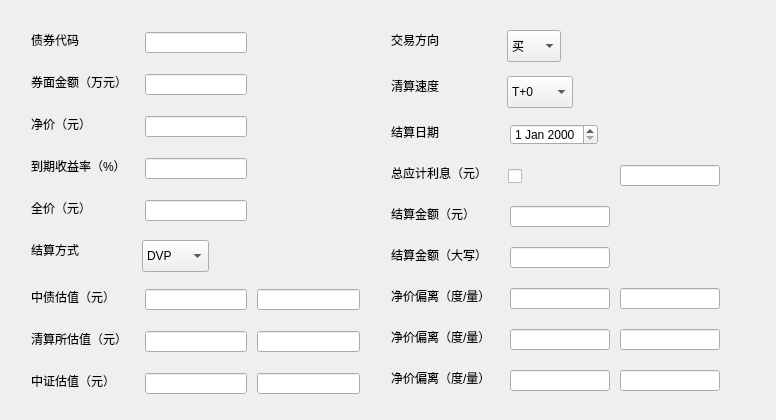
First picture: the form in bond_info.ui, repository rahrahr/Trade-Monitor, before the edit.
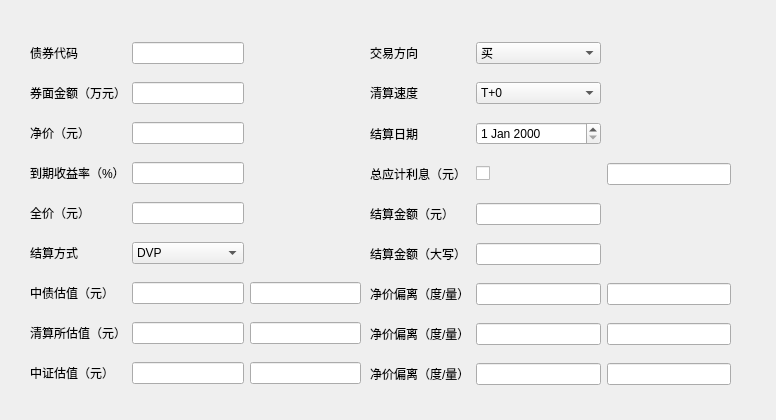
Second picture: the form after the edit. Custom widgets are drawn as their Qt base class.

Commit message: Finished GUI design

Patch:
```diff
--- a/bond_info.ui
+++ b/bond_info.ui
@@ -28,517 +28,262 @@
      <height>431</height>
     </rect>
    </property>
-   <widget class="QLabel" name="label_9">
+   <widget class="QWidget" name="">
     <property name="geometry">
      <rect>
-      <x>31</x>
-      <y>373</y>
-      <width>93</width>
-      <height>16</height>
+      <x>30</x>
+      <y>30</y>
+      <width>331</width>
+      <height>371</height>
      </rect>
     </property>
-    <property name="text">
-     <string>中证估值（元）</string>
-    </property>
+    <layout class="QGridLayout" name="gridLayout">
+     <item row="0" column="0">
+      <widget class="QLabel" name="label">
+       <property name="text">
+        <string>债券代码</string>
+       </property>
+      </widget>
+     </item>
+     <item row="0" column="1">
+      <widget class="QLineEdit" name="code"/>
+     </item>
+     <item row="1" column="0">
+      <widget class="QLabel" name="label_2">
+       <property name="text">
+        <string>券面金额（万元）</string>
+       </property>
+      </widget>
+     </item>
+     <item row="1" column="1">
+      <widget class="QLineEdit" name="face_value"/>
+     </item>
+     <item row="2" column="0">
+      <widget class="QLabel" name="label_3">
+       <property name="text">
+        <string>净价（元）</string>
+       </property>
+      </widget>
+     </item>
+     <item row="2" column="1">
+      <widget class="QLineEdit" name="clean_price"/>
+     </item>
+     <item row="3" column="0">
+      <widget class="QLabel" name="label_4">
+       <property name="text">
+        <string>到期收益率（%）</string>
+       </property>
+      </widget>
+     </item>
+     <item row="3" column="1">
+      <widget class="QLineEdit" name="ytm"/>
+     </item>
+     <item row="4" column="0">
+      <widget class="QLabel" name="label_5">
+       <property name="text">
+        <string>全价（元）</string>
+       </property>
+      </widget>
+     </item>
+     <item row="4" column="1">
+      <widget class="QLineEdit" name="full_price"/>
+     </item>
+     <item row="5" column="0">
+      <widget class="QLabel" name="label_6">
+       <property name="text">
+        <string>结算方式</string>
+       </property>
+      </widget>
+     </item>
+     <item row="5" column="1">
+      <widget class="QComboBox" name="settlement_method">
+       <item>
+        <property name="text">
+         <string>DVP</string>
+        </property>
+       </item>
+      </widget>
+     </item>
+     <item row="6" column="0">
+      <widget class="QLabel" name="label_7">
+       <property name="text">
+        <string>中债估值（元）</string>
+       </property>
+      </widget>
+     </item>
+     <item row="6" column="1">
+      <widget class="QLineEdit" name="zhongzhai_clean_price"/>
+     </item>
+     <item row="6" column="2">
+      <widget class="QLineEdit" name="zhongzhai_ytm"/>
+     </item>
+     <item row="7" column="0">
+      <widget class="QLabel" name="label_8">
+       <property name="text">
+        <string>清算所估值（元）</string>
+       </property>
+      </widget>
+     </item>
+     <item row="7" column="1">
+      <widget class="QLineEdit" name="qingsuansuo_clean_price"/>
+     </item>
+     <item row="7" column="2">
+      <widget class="QLineEdit" name="qingsuansuo_ytm"/>
+     </item>
+     <item row="8" column="0">
+      <widget class="QLabel" name="label_9">
+       <property name="text">
+        <string>中证估值（元）</string>
+       </property>
+      </widget>
+     </item>
+     <item row="8" column="1">
+      <widget class="QLineEdit" name="zhongzheng_clean_price"/>
+     </item>
+     <item row="8" column="2">
+      <widget class="QLineEdit" name="zhongzheng_ytm"/>
+     </item>
+    </layout>
    </widget>
-   <widget class="QLineEdit" name="code">
+   <widget class="QWidget" name="">
     <property name="geometry">
      <rect>
-      <x>145</x>
-      <y>32</y>
-      <width>102</width>
-      <height>21</height>
-     </rect>
-    </property>
-   </widget>
-   <widget class="QLabel" name="label_4">
-    <property name="geometry">
-     <rect>
-      <x>31</x>
-      <y>158</y>
-      <width>104</width>
-      <height>16</height>
-     </rect>
-    </property>
-    <property name="text">
-     <string>到期收益率（%）</string>
-    </property>
-   </widget>
-   <widget class="QComboBox" name="settlement_method">
-    <property name="geometry">
-     <rect>
-      <x>142</x>
-      <y>240</y>
-      <width>67</width>
-      <height>32</height>
-     </rect>
-    </property>
-    <item>
-     <property name="text">
-      <string>DVP</string>
-     </property>
-    </item>
-   </widget>
-   <widget class="QLineEdit" name="qingsuansuo_clean_price">
-    <property name="geometry">
-     <rect>
-      <x>145</x>
-      <y>331</y>
-      <width>102</width>
-      <height>21</height>
-     </rect>
-    </property>
-   </widget>
-   <widget class="QLabel" name="label_3">
-    <property name="geometry">
-     <rect>
-      <x>31</x>
-      <y>116</y>
-      <width>67</width>
-      <height>16</height>
-     </rect>
-    </property>
-    <property name="text">
-     <string>净价（元）</string>
-    </property>
-   </widget>
-   <widget class="QLineEdit" name="full_price">
-    <property name="geometry">
-     <rect>
-      <x>145</x>
-      <y>200</y>
-      <width>102</width>
-      <height>21</height>
-     </rect>
-    </property>
-   </widget>
-   <widget class="QLineEdit" name="zhongzhai_ytm">
-    <property name="geometry">
-     <rect>
-      <x>257</x>
-      <y>289</y>
-      <width>103</width>
-      <height>21</height>
-     </rect>
-    </property>
-   </widget>
-   <widget class="QLineEdit" name="zhongzheng_clean_price">
-    <property name="geometry">
-     <rect>
-      <x>145</x>
-      <y>373</y>
-      <width>102</width>
-      <height>21</height>
-     </rect>
-    </property>
-   </widget>
-   <widget class="QLabel" name="label_2">
-    <property name="geometry">
-     <rect>
-      <x>31</x>
-      <y>74</y>
-      <width>106</width>
-      <height>16</height>
-     </rect>
-    </property>
-    <property name="text">
-     <string>券面金额（万元）</string>
-    </property>
-   </widget>
-   <widget class="QLineEdit" name="ytm">
-    <property name="geometry">
-     <rect>
-      <x>145</x>
-      <y>158</y>
-      <width>102</width>
-      <height>21</height>
-     </rect>
-    </property>
-   </widget>
-   <widget class="QLabel" name="label_7">
-    <property name="geometry">
-     <rect>
-      <x>31</x>
-      <y>289</y>
-      <width>93</width>
-      <height>16</height>
-     </rect>
-    </property>
-    <property name="text">
-     <string>中债估值（元）</string>
-    </property>
-   </widget>
-   <widget class="QLineEdit" name="qingsuansuo_ytm">
-    <property name="geometry">
-     <rect>
-      <x>257</x>
-      <y>331</y>
-      <width>103</width>
-      <height>21</height>
-     </rect>
-    </property>
-   </widget>
-   <widget class="QLabel" name="label">
-    <property name="geometry">
-     <rect>
-      <x>31</x>
-      <y>32</y>
-      <width>53</width>
-      <height>16</height>
-     </rect>
-    </property>
-    <property name="text">
-     <string>债券代码</string>
-    </property>
-   </widget>
-   <widget class="QLineEdit" name="clean_price">
-    <property name="geometry">
-     <rect>
-      <x>145</x>
-      <y>116</y>
-      <width>102</width>
-      <height>21</height>
-     </rect>
-    </property>
-   </widget>
-   <widget class="QLabel" name="label_6">
-    <property name="geometry">
-     <rect>
-      <x>31</x>
-      <y>242</y>
-      <width>53</width>
-      <height>16</height>
-     </rect>
-    </property>
-    <property name="text">
-     <string>结算方式</string>
-    </property>
-   </widget>
-   <widget class="QLabel" name="label_8">
-    <property name="geometry">
-     <rect>
-      <x>31</x>
-      <y>331</y>
-      <width>106</width>
-      <height>16</height>
-     </rect>
-    </property>
-    <property name="text">
-     <string>清算所估值（元）</string>
-    </property>
-   </widget>
-   <widget class="QLineEdit" name="zhongzheng_ytm">
-    <property name="geometry">
-     <rect>
-      <x>257</x>
-      <y>373</y>
-      <width>103</width>
-      <height>21</height>
-     </rect>
-    </property>
-   </widget>
-   <widget class="QLabel" name="label_5">
-    <property name="geometry">
-     <rect>
-      <x>31</x>
-      <y>200</y>
-      <width>67</width>
-      <height>16</height>
-     </rect>
-    </property>
-    <property name="text">
-     <string>全价（元）</string>
-    </property>
-   </widget>
-   <widget class="QLineEdit" name="zhongzhai_clean_price">
-    <property name="geometry">
-     <rect>
-      <x>145</x>
-      <y>289</y>
-      <width>102</width>
-      <height>21</height>
-     </rect>
-    </property>
-   </widget>
-   <widget class="QLineEdit" name="face_value">
-    <property name="geometry">
-     <rect>
-      <x>145</x>
-      <y>74</y>
-      <width>102</width>
-      <height>21</height>
-     </rect>
-    </property>
-   </widget>
-   <widget class="QLabel" name="label_10">
-    <property name="geometry">
-     <rect>
-      <x>391</x>
-      <y>370</y>
-      <width>111</width>
-      <height>16</height>
-     </rect>
-    </property>
-    <property name="text">
-     <string>净价偏离（度/量）</string>
-    </property>
-   </widget>
-   <widget class="QLineEdit" name="qingsuansuo_clean_price_deviation">
-    <property name="geometry">
-     <rect>
-      <x>620</x>
-      <y>329</y>
-      <width>100</width>
-      <height>21</height>
-     </rect>
-    </property>
-   </widget>
-   <widget class="QComboBox" name="trade_direction">
-    <property name="geometry">
-     <rect>
-      <x>507</x>
+      <x>370</x>
       <y>30</y>
-      <width>54</width>
-      <height>32</height>
+      <width>361</width>
+      <height>371</height>
      </rect>
     </property>
-    <item>
-     <property name="text">
-      <string>买</string>
-     </property>
-    </item>
-    <item>
-     <property name="text">
-      <string>卖</string>
-     </property>
-    </item>
-   </widget>
-   <widget class="QLineEdit" name="qingsuansuo_clean_price_deviation_pct">
-    <property name="geometry">
-     <rect>
-      <x>510</x>
-      <y>329</y>
-      <width>100</width>
-      <height>21</height>
-     </rect>
-    </property>
-   </widget>
-   <widget class="QDateEdit" name="settlement_date">
-    <property name="geometry">
-     <rect>
-      <x>510</x>
-      <y>124</y>
-      <width>88</width>
-      <height>21</height>
-     </rect>
-    </property>
-   </widget>
-   <widget class="QLabel" name="label_18">
-    <property name="geometry">
-     <rect>
-      <x>391</x>
-      <y>206</y>
-      <width>93</width>
-      <height>16</height>
-     </rect>
-    </property>
-    <property name="text">
-     <string>结算金额（元）</string>
-    </property>
-   </widget>
-   <widget class="QLabel" name="label_17">
-    <property name="geometry">
-     <rect>
-      <x>391</x>
-      <y>329</y>
-      <width>111</width>
-      <height>16</height>
-     </rect>
-    </property>
-    <property name="text">
-     <string>净价偏离（度/量）</string>
-    </property>
-   </widget>
-   <widget class="QLineEdit" name="accrued_interest">
-    <property name="geometry">
-     <rect>
-      <x>620</x>
-      <y>165</y>
-      <width>100</width>
-      <height>21</height>
-     </rect>
-    </property>
-   </widget>
-   <widget class="QLineEdit" name="zhongzheng_clean_price_deviation_pct">
-    <property name="geometry">
-     <rect>
-      <x>510</x>
-      <y>370</y>
-      <width>100</width>
-      <height>21</height>
-     </rect>
-    </property>
-   </widget>
-   <widget class="QCheckBox" name="checkBox">
-    <property name="geometry">
-     <rect>
-      <x>508</x>
-      <y>167</y>
-      <width>19</width>
-      <height>18</height>
-     </rect>
-    </property>
-    <property name="text">
-     <string/>
-    </property>
-   </widget>
-   <widget class="QComboBox" name="settlement_days">
-    <property name="geometry">
-     <rect>
-      <x>507</x>
-      <y>76</y>
-      <width>66</width>
-      <height>32</height>
-     </rect>
-    </property>
-    <item>
-     <property name="text">
-      <string>T+0</string>
-     </property>
-    </item>
-    <item>
-     <property name="text">
-      <string>T+1</string>
-     </property>
-    </item>
-   </widget>
-   <widget class="QLineEdit" name="zhongzhai_clean_price_deviation_pct">
-    <property name="geometry">
-     <rect>
-      <x>510</x>
-      <y>288</y>
-      <width>100</width>
-      <height>21</height>
-     </rect>
-    </property>
-   </widget>
-   <widget class="QLabel" name="label_13">
-    <property name="geometry">
-     <rect>
-      <x>391</x>
-      <y>78</y>
-      <width>53</width>
-      <height>16</height>
-     </rect>
-    </property>
-    <property name="text">
-     <string>清算速度</string>
-    </property>
-   </widget>
-   <widget class="QLineEdit" name="zhongzheng_clean_price_deviation">
-    <property name="geometry">
-     <rect>
-      <x>620</x>
-      <y>370</y>
-      <width>100</width>
-      <height>21</height>
-     </rect>
-    </property>
-   </widget>
-   <widget class="QLabel" name="label_16">
-    <property name="geometry">
-     <rect>
-      <x>391</x>
-      <y>247</y>
-      <width>106</width>
-      <height>16</height>
-     </rect>
-    </property>
-    <property name="text">
-     <string>结算金额（大写）</string>
-    </property>
-   </widget>
-   <widget class="QLabel" name="label_15">
-    <property name="geometry">
-     <rect>
-      <x>391</x>
-      <y>32</y>
-      <width>53</width>
-      <height>16</height>
-     </rect>
-    </property>
-    <property name="text">
-     <string>交易方向</string>
-    </property>
-   </widget>
-   <widget class="QLabel" name="label_12">
-    <property name="geometry">
-     <rect>
-      <x>391</x>
-      <y>124</y>
-      <width>53</width>
-      <height>16</height>
-     </rect>
-    </property>
-    <property name="text">
-     <string>结算日期</string>
-    </property>
-   </widget>
-   <widget class="QLabel" name="label_14">
-    <property name="geometry">
-     <rect>
-      <x>391</x>
-      <y>288</y>
-      <width>111</width>
-      <height>16</height>
-     </rect>
-    </property>
-    <property name="text">
-     <string>净价偏离（度/量）</string>
-    </property>
-   </widget>
-   <widget class="QLineEdit" name="zhongzhai_clean_price_deviation">
-    <property name="geometry">
-     <rect>
-      <x>620</x>
-      <y>288</y>
-      <width>100</width>
-      <height>21</height>
-     </rect>
-    </property>
-   </widget>
-   <widget class="QLabel" name="label_11">
-    <property name="geometry">
-     <rect>
-      <x>391</x>
-      <y>165</y>
-      <width>106</width>
-      <height>16</height>
-     </rect>
-    </property>
-    <property name="text">
-     <string>总应计利息（元）</string>
-    </property>
-   </widget>
-   <widget class="QLineEdit" name="settlement_amount">
-    <property name="geometry">
-     <rect>
-      <x>510</x>
-      <y>206</y>
-      <width>100</width>
-      <height>21</height>
-     </rect>
-    </property>
-   </widget>
-   <widget class="QLineEdit" name="settlement_amount_capitalized">
-    <property name="geometry">
-     <rect>
-      <x>510</x>
-      <y>247</y>
-      <width>100</width>
-      <height>21</height>
-     </rect>
-    </property>
+    <layout class="QGridLayout" name="gridLayout_2">
+     <item row="0" column="0">
+      <widget class="QLabel" name="label_15">
+       <property name="text">
+        <string>交易方向</string>
+       </property>
+      </widget>
+     </item>
+     <item row="0" column="1">
+      <widget class="QComboBox" name="trade_direction">
+       <item>
+        <property name="text">
+         <string>买</string>
+        </property>
+       </item>
+       <item>
+        <property name="text">
+         <string>卖</string>
+        </property>
+       </item>
+      </widget>
+     </item>
+     <item row="1" column="0">
+      <widget class="QLabel" name="label_13">
+       <property name="text">
+        <string>清算速度</string>
+       </property>
+      </widget>
+     </item>
+     <item row="1" column="1">
+      <widget class="QComboBox" name="settlement_days">
+       <item>
+        <property name="text">
+         <string>T+0</string>
+        </property>
+       </item>
+       <item>
+        <property name="text">
+         <string>T+1</string>
+        </property>
+       </item>
+      </widget>
+     </item>
+     <item row="2" column="0">
+      <widget class="QLabel" name="label_12">
+       <property name="text">
+        <string>结算日期</string>
+       </property>
+      </widget>
+     </item>
+     <item row="2" column="1">
+      <widget class="QDateEdit" name="settlement_date"/>
+     </item>
+     <item row="3" column="0">
+      <widget class="QLabel" name="label_11">
+       <property name="text">
+        <string>总应计利息（元）</string>
+       </property>
+      </widget>
+     </item>
+     <item row="3" column="1">
+      <widget class="QCheckBox" name="checkBox">
+       <property name="text">
+        <string/>
+       </property>
+      </widget>
+     </item>
+     <item row="3" column="2">
+      <widget class="QLineEdit" name="accrued_interest"/>
+     </item>
+     <item row="4" column="0">
+      <widget class="QLabel" name="label_18">
+       <property name="text">
+        <string>结算金额（元）</string>
+       </property>
+      </widget>
+     </item>
+     <item row="4" column="1">
+      <widget class="QLineEdit" name="settlement_amount"/>
+     </item>
+     <item row="5" column="0">
+      <widget class="QLabel" name="label_16">
+       <property name="text">
+        <string>结算金额（大写）</string>
+       </property>
+      </widget>
+     </item>
+     <item row="5" column="1">
+      <widget class="QLineEdit" name="settlement_amount_capitalized"/>
+     </item>
+     <item row="6" column="0">
+      <widget class="QLabel" name="label_14">
+       <property name="text">
+        <string>净价偏离（度/量）</string>
+       </property>
+      </widget>
+     </item>
+     <item row="6" column="1">
+      <widget class="QLineEdit" name="zhongzhai_clean_price_deviation_pct"/>
+     </item>
+     <item row="6" column="2">
+      <widget class="QLineEdit" name="zhongzhai_clean_price_deviation"/>
+     </item>
+     <item row="7" column="0">
+      <widget class="QLabel" name="label_17">
+       <property name="text">
+        <string>净价偏离（度/量）</string>
+       </property>
+      </widget>
+     </item>
+     <item row="7" column="1">
+      <widget class="QLineEdit" name="qingsuansuo_clean_price_deviation_pct"/>
+     </item>
+     <item row="7" column="2">
+      <widget class="QLineEdit" name="qingsuansuo_clean_price_deviation"/>
+     </item>
+     <item row="8" column="0">
+      <widget class="QLabel" name="label_10">
+       <property name="text">
+        <string>净价偏离（度/量）</string>
+       </property>
+      </widget>
+     </item>
+     <item row="8" column="1">
+      <widget class="QLineEdit" name="zhongzheng_clean_price_deviation_pct"/>
+     </item>
+     <item row="8" column="2">
+      <widget class="QLineEdit" name="zhongzheng_clean_price_deviation"/>
+     </item>
+    </layout>
    </widget>
   </widget>
  </widget>
```
The commit also changes 2 other files.
